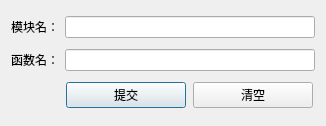
The window that ui/jnitrace.ui (dqzg12300/fridaUiTools) describes before a commit, drawn with Qt 5.
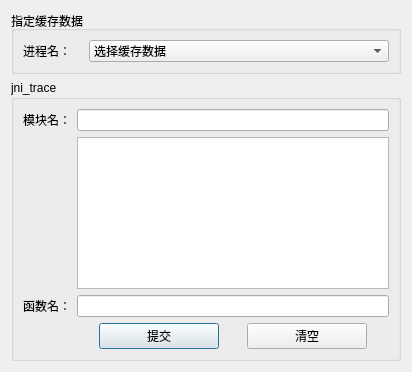
The same window after the commit.

What changed in the file:
```diff
--- a/ui/jnitrace.ui
+++ b/ui/jnitrace.ui
@@ -6,15 +6,52 @@
    <rect>
     <x>0</x>
     <y>0</y>
-    <width>326</width>
-    <height>126</height>
+    <width>412</width>
+    <height>372</height>
    </rect>
   </property>
   <property name="windowTitle">
    <string>jnitrace</string>
   </property>
+  <layout class="QGridLayout" name="gridLayout_3">
+   <item row="0" column="0">
+    <widget class="QGroupBox" name="groupBox">
+     <property name="title">
+      <string>指定缓存数据</string>
+     </property>
   <layout class="QGridLayout" name="gridLayout">
    <item row="0" column="0">
+       <widget class="QLabel" name="label">
+        <property name="maximumSize">
+         <size>
+          <width>60</width>
+          <height>16777215</height>
+         </size>
+        </property>
+        <property name="text">
+         <string>进程名：</string>
+        </property>
+       </widget>
+      </item>
+      <item row="0" column="1">
+       <widget class="QComboBox" name="cmbPackage">
+        <item>
+         <property name="text">
+          <string>选择缓存数据</string>
+         </property>
+        </item>
+       </widget>
+      </item>
+     </layout>
+    </widget>
+   </item>
+   <item row="1" column="0">
+    <widget class="QGroupBox" name="groupBox_2">
+     <property name="title">
+      <string>jni_trace</string>
+     </property>
+     <layout class="QGridLayout" name="gridLayout_2">
+      <item row="0" column="0">
     <widget class="QLabel" name="label_3">
      <property name="text">
       <string>模块名：</string>
@@ -24,17 +61,17 @@
    <item row="0" column="1">
     <widget class="QLineEdit" name="txtModule"/>
    </item>
-   <item row="1" column="0">
+      <item row="2" column="0">
     <widget class="QLabel" name="label_2">
      <property name="text">
       <string>函数名：</string>
      </property>
     </widget>
    </item>
-   <item row="1" column="1">
-    <widget class="QLineEdit" name="txtMethod"/>
-   </item>
    <item row="2" column="1">
+       <widget class="QLineEdit" name="txtMethod"/>
+      </item>
+      <item row="3" column="1">
     <layout class="QHBoxLayout" name="horizontalLayout">
      <item>
       <widget class="QPushButton" name="btnSubmit">
@@ -63,6 +100,12 @@
       </widget>
      </item>
     </layout>
+      </item>
+      <item row="1" column="1">
+       <widget class="QListWidget" name="listModule"/>
+      </item>
+     </layout>
+    </widget>
    </item>
   </layout>
  </widget>
```
Lines whose indentation alone changed are shown as unchanged.
